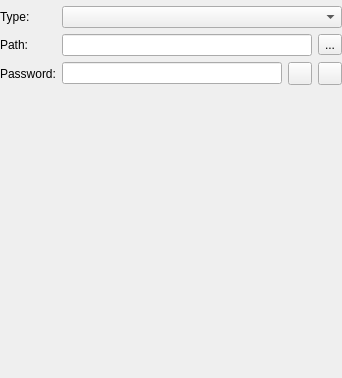
Above: src/keeshare/group/EditGroupWidgetKeeShare.ui from keepassxreboot/keepassxc before the change. Below: the same form after it.
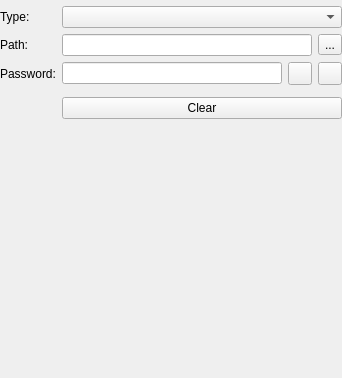
That is the form after the change. Custom widgets are drawn as their Qt base class.

Commit message:
Add clear functionality to group share settings
Settings in a group can now be cleared using a single button press on
'clear'.

Diff of the .ui file:
```diff
--- a/src/keeshare/group/EditGroupWidgetKeeShare.ui
+++ b/src/keeshare/group/EditGroupWidgetKeeShare.ui
@@ -97,6 +97,13 @@
      <item row="5" column="1">
       <widget class="PasswordGeneratorWidget" name="passwordGenerator" native="true"/>
      </item>
+     <item row="6" column="1">
+      <widget class="QPushButton" name="clearButton">
+       <property name="text">
+        <string>Clear</string>
+       </property>
+      </widget>
+     </item>
     </layout>
    </item>
    <item>
```
The commit also changes 2 other files.
